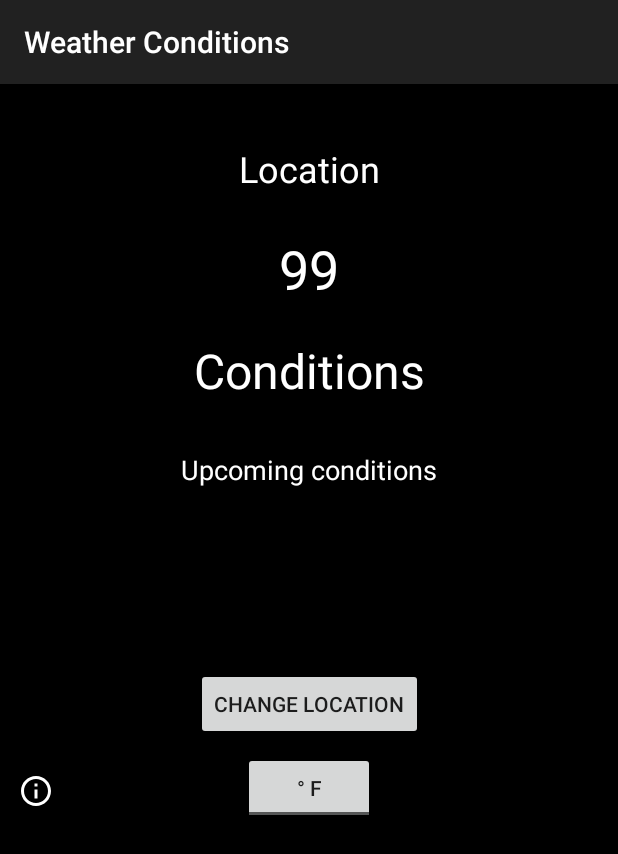
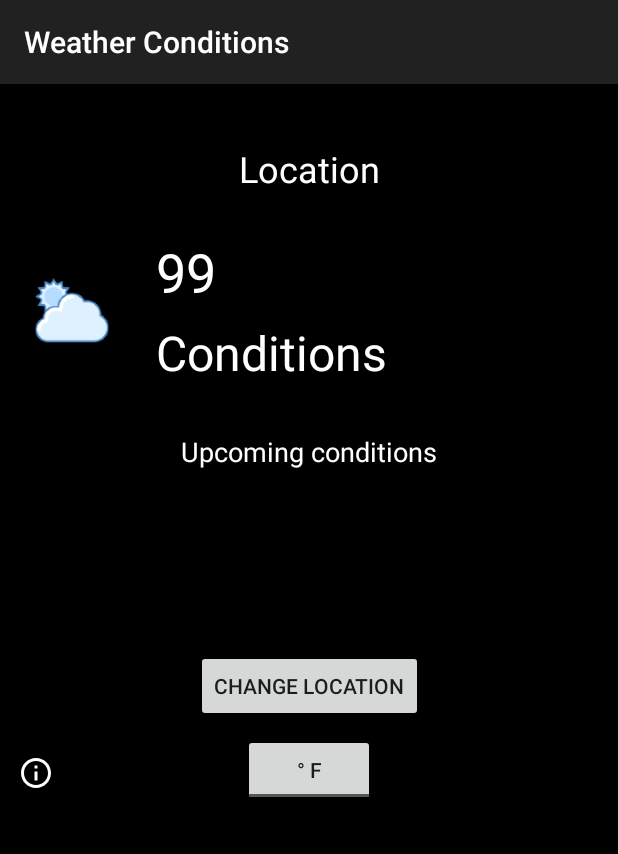
Before and after one commit to wsmurphy/WeatherApp_Android, an Android app: the screen it shows after launch (WeatherActivity), on a phone screen of 412 x 824 dp. Shown: the top 854 px of the screen. Run offline under Robolectric (Android 15) with nearby library versions, the phone set to English and light mode, and no system bars; our stand-ins replace ButterKnife, Volley; libraries missing offline, so code that uses them is left out: com.crashlytics.android, io.fabric.sdk; 2 statements that could not run were skipped.

Commit message:
Added conditions icon to weather view

```diff
--- a/app/src/main/java/com/test/murphy/weatherapp/ConditionsFragment.java
+++ b/app/src/main/java/com/test/murphy/weatherapp/ConditionsFragment.java
@@ -5,6 +5,7 @@ import android.os.Bundle;
 import android.view.LayoutInflater;
 import android.view.View;
 import android.view.ViewGroup;
+import android.widget.ImageView;
 import android.widget.TextView;
 
 import com.test.murphy.weatherapp.model.Units;
@@ -28,6 +29,7 @@ public class ConditionsFragment extends Fragment {
     @BindView(R.id.temperatureText) TextView temperatureText;
     @BindView(R.id.conditionsText) TextView conditionsText;
     @BindView(R.id.locationText) TextView locationText;
+    @BindView(R.id.conditionsImage) ImageView conditionsImage;
 
     public ConditionsFragment() {
         // Required empty public constructor
@@ -69,5 +71,41 @@ public class ConditionsFragment extends Fragment {
         temperatureText.setText(String.valueOf(weatherConditions.currentTemperature) + units.getText());
         conditionsText.setText(weatherConditions.currentConditions);
         locationText.setText(weatherConditions.location);
+        updateConditionsImage();
+    }
+
+    //Update the conditions image based on the condition code
+    //Images are sourced from Icons8 http://icons8.com under CC-BY ND 3.0 license
+    private void updateConditionsImage() {
+        //If image was previously hidden, show it
+        if (conditionsImage.getImageAlpha() == 0) {
+            conditionsImage.setImageAlpha(1);
+        }
+        if (isBetween(weatherConditions.conditionCode, 200, 299)) {
+            //Storm
+            conditionsImage.setImageResource(R.drawable.icons8storm);
+        } else if (isBetween(weatherConditions.conditionCode, 300, 599)) {
+            //Drizzle\Rain
+            conditionsImage.setImageResource(R.drawable.icons8rain);
+        } else if (isBetween(weatherConditions.conditionCode, 600, 699)) {
+            //Snow
+            conditionsImage.setImageResource(R.drawable.icons8snow);
+        } else if (isBetween(weatherConditions.conditionCode, 700, 799)) {
+            //Atmosphere - Mist, smoke, etc
+            conditionsImage.setImageResource(R.drawable.icons8haze);
+        }  else if (weatherConditions.conditionCode == 800) {
+            //Clear sky
+            conditionsImage.setImageResource(R.drawable.icons8sun);
+        } else if (isBetween(weatherConditions.conditionCode, 801, 899)) {
+            //Clouds
+            conditionsImage.setImageResource(R.drawable.icons8clouds);
+        } else if (isBetween(weatherConditions.conditionCode, 900, 999)) {
+            //Severe - No icons for these, hide the icon
+            conditionsImage.setImageAlpha(0);
+        }
+    }
+
+    public static boolean isBetween(int x, int lower, int upper) {
+        return lower <= x && x <= upper;
     }
 }
--- a/app/src/main/java/com/test/murphy/weatherapp/model/WeatherConditions.java
+++ b/app/src/main/java/com/test/murphy/weatherapp/model/WeatherConditions.java
@@ -15,6 +15,7 @@ import java.util.Date;
 public class WeatherConditions implements Parcelable {
     public Double currentTemperature;
 
+    public int conditionCode;
     public String currentConditions;
     public String location;
     public String iconId;
@@ -35,6 +36,7 @@ public class WeatherConditions implements Parcelable {
 
             JSONObject weatherObject = jsonObject.getJSONArray("weather").getJSONObject(0);
             currentConditions = weatherObject.getString("main");
+            conditionCode = weatherObject.getInt("id");
 
             location = jsonObject.getString("name");
 
--- a/app/src/main/res/layout/fragment_conditions.xml
+++ b/app/src/main/res/layout/fragment_conditions.xml
@@ -7,18 +7,16 @@
 
     <TextView
         android:id="@+id/temperatureText"
-        android:layout_width="match_parent"
+        android:layout_width="wrap_content"
         android:layout_height="wrap_content"
-        android:layout_marginTop="26dp"
+        android:layout_marginStart="8dp"
+        android:layout_marginTop="28dp"
         android:text="99"
         android:textAlignment="center"
         android:textColor="@android:color/white"
         android:textSize="36sp"
-        app:layout_constraintLeft_toLeftOf="parent"
-        app:layout_constraintRight_toRightOf="parent"
-        app:layout_constraintTop_toBottomOf="@+id/locationText"
-        tools:layout_constraintLeft_creator="1"
-        tools:layout_constraintTop_creator="1" />
+        app:layout_constraintStart_toEndOf="@+id/conditionsImage"
+        app:layout_constraintTop_toBottomOf="@+id/locationText" />
 
     <TextView
         android:id="@+id/locationText"
@@ -38,19 +36,32 @@
 
     <TextView
         android:id="@+id/conditionsText"
-        android:layout_width="0dp"
+        android:layout_width="wrap_content"
         android:layout_height="wrap_content"
-        android:layout_marginTop="22dp"
+        android:layout_marginStart="8dp"
+        android:layout_marginTop="8dp"
         android:text="Conditions"
         android:textAlignment="center"
         android:textColor="@android:color/white"
         android:textSize="32sp"
-        app:layout_constraintLeft_toLeftOf="parent"
+        app:layout_constraintHorizontal_bias="0.80"
         app:layout_constraintRight_toRightOf="parent"
+        app:layout_constraintStart_toEndOf="@id/conditionsImage"
         app:layout_constraintTop_toBottomOf="@+id/temperatureText"
         tools:layout_constraintLeft_creator="1"
         tools:layout_constraintRight_creator="1"
         tools:layout_constraintTop_creator="1" />
 
+    <ImageView
+        android:id="@+id/conditionsImage"
+        android:layout_width="96dp"
+        android:layout_height="96dp"
+        android:src="@mipmap/ic_launcher_foreground"
+        app:layout_constraintHorizontal_bias="0.20"
+        app:layout_constraintBottom_toBottomOf="@+id/conditionsText"
+        app:layout_constraintEnd_toStartOf="@+id/conditionsText"
+        app:layout_constraintHorizontal_chainStyle="packed"
+        app:layout_constraintLeft_toLeftOf="parent" />
+
 
 </android.support.constraint.ConstraintLayout>
```
Also changed, not shown: app/src/main/res/drawable-hdpi/icons8clouds.png (added), app/src/main/res/drawable-hdpi/icons8haze.png (added), app/src/main/res/drawable-hdpi/icons8rain.png (added), app/src/main/res/drawable-hdpi/icons8snow.png (added), app/src/main/res/drawable-hdpi/icons8storm.png (added), app/src/main/res/drawable-hdpi/icons8sun.png (added).
